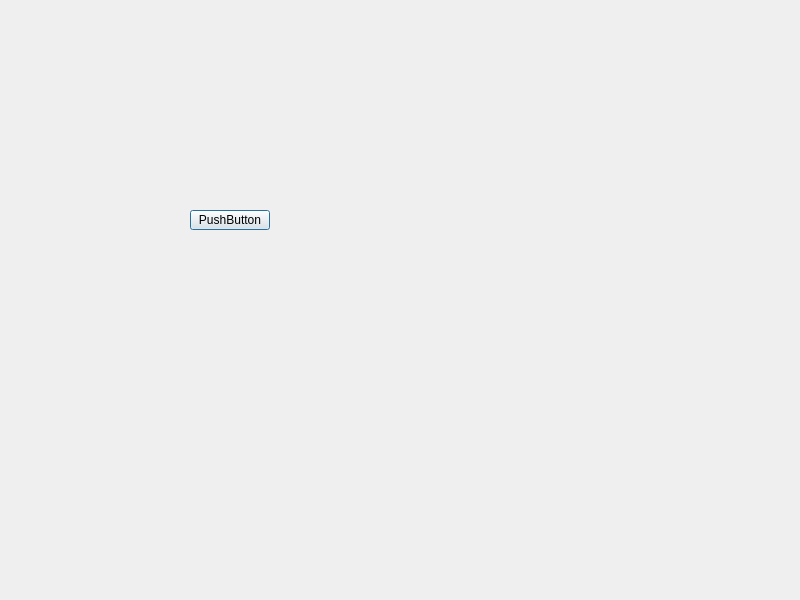
The window that NodeStudio/dialog.ui (Whatsapp-Protocol/NodeFramework) describes before a commit, drawn with Qt 5.
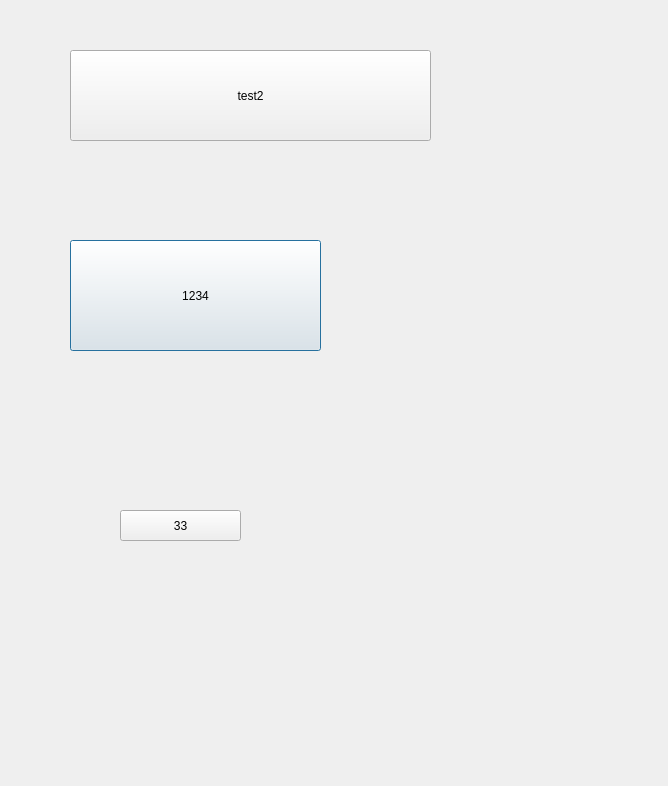
The same window after the commit.

What changed in the file:
```diff
--- a/NodeStudio/dialog.ui
+++ b/NodeStudio/dialog.ui
@@ -6,8 +6,8 @@
    <rect>
     <x>0</x>
     <y>0</y>
-    <width>800</width>
-    <height>600</height>
+    <width>668</width>
+    <height>786</height>
    </rect>
   </property>
   <property name="windowTitle">
@@ -16,14 +16,40 @@
   <widget class="QPushButton" name="pushButton">
    <property name="geometry">
     <rect>
-     <x>190</x>
-     <y>210</y>
-     <width>80</width>
-     <height>20</height>
+     <x>70</x>
+     <y>240</y>
+     <width>251</width>
+     <height>111</height>
     </rect>
    </property>
    <property name="text">
-    <string>PushButton</string>
+    <string>1234</string>
+   </property>
+  </widget>
+  <widget class="QPushButton" name="pushButton_2">
+   <property name="geometry">
+    <rect>
+     <x>70</x>
+     <y>50</y>
+     <width>361</width>
+     <height>91</height>
+    </rect>
+   </property>
+   <property name="text">
+    <string>test2</string>
+   </property>
+  </widget>
+  <widget class="QPushButton" name="pushButton_3">
+   <property name="geometry">
+    <rect>
+     <x>120</x>
+     <y>510</y>
+     <width>121</width>
+     <height>31</height>
+    </rect>
+   </property>
+   <property name="text">
+    <string>33</string>
    </property>
   </widget>
  </widget>
```
